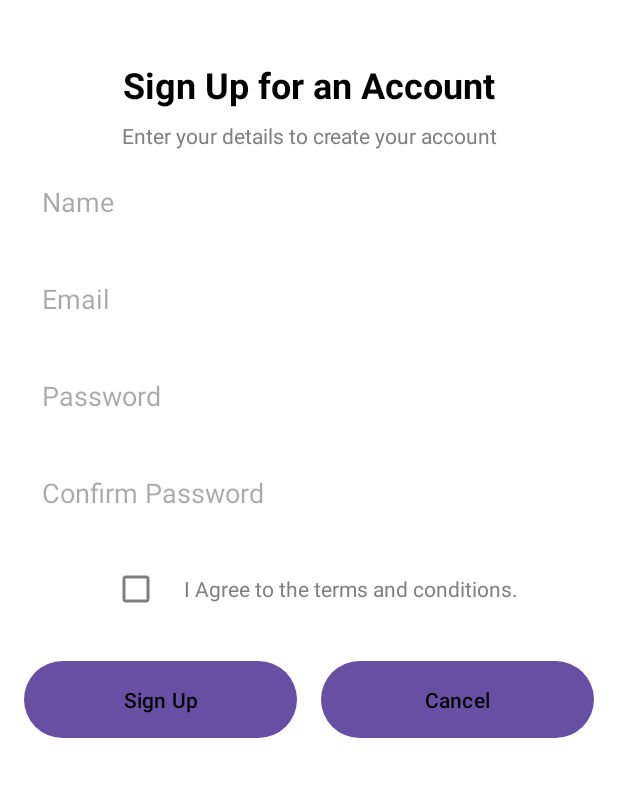
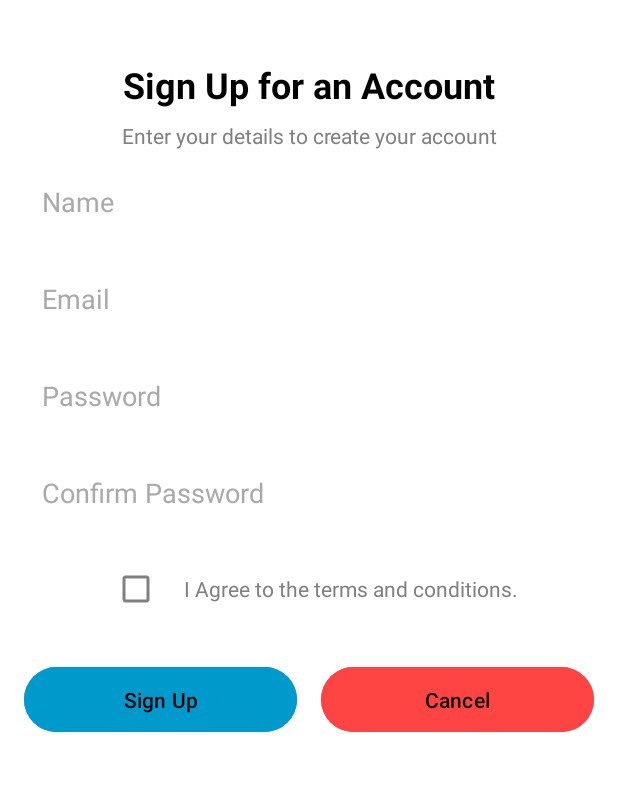
Before and after one commit to Sathira-Wijeratne/SPSH-Ecommerce-Application, an Android app: the CustomerSignUpActivity screen opened directly, with no data from a screen before it, on a phone screen of 412 x 824 dp, the part 204-1001 px from its top. Run offline under Robolectric (Android 15) with nearby library versions, the phone set to English and light mode, and no system bars.

Commit message:
Button colours changed.

```diff
--- a/MobileApplication/app/src/main/res/layout/customer_sign_up.xml
+++ b/MobileApplication/app/src/main/res/layout/customer_sign_up.xml
@@ -27,9 +27,8 @@
                 android:layout_gravity="center"
                 android:contentDescription="Sign up logo"
                 android:layout_marginBottom="16dp"/>
+
             <!-- Title Text -->
-
-
             <TextView
                 android:id="@+id/signupTitle"
                 android:layout_width="wrap_content"
@@ -60,6 +59,7 @@
                 android:inputType="textPersonName"
                 android:layout_marginTop="10dp"
                 android:background="@drawable/edittext_background"
+                android:textColorHint="@android:color/darker_gray"
                 android:padding="12dp"/>
 
             <!-- Email Input -->
@@ -71,6 +71,7 @@
                 android:inputType="textEmailAddress"
                 android:layout_marginTop="16dp"
                 android:background="@drawable/edittext_background"
+                android:textColorHint="@android:color/darker_gray"
                 android:padding="12dp"/>
 
             <!-- Password Input -->
@@ -82,6 +83,7 @@
                 android:inputType="textPassword"
                 android:layout_marginTop="16dp"
                 android:background="@drawable/edittext_background"
+                android:textColorHint="@android:color/darker_gray"
                 android:padding="12dp"/>
 
             <!-- Confirm Password Input -->
@@ -93,6 +95,7 @@
                 android:inputType="textPassword"
                 android:layout_marginTop="16dp"
                 android:background="@drawable/edittext_background"
+                android:textColorHint="@android:color/darker_gray"
                 android:padding="12dp"/>
 
             <!-- Terms and Conditions CheckBox -->
@@ -134,10 +137,10 @@
                     android:layout_height="wrap_content"
                     android:layout_weight="1"
                     android:text="Sign Up"
-                    android:backgroundTint="@color/yellow_500"
                     android:textColor="@color/black"
                     android:padding="12dp"
-                    android:background="@drawable/rounded_yellow_button"/>
+                    android:backgroundTint="@android:color/holo_blue_dark"
+                />
 
                 <!-- Cancel Button -->
                 <Button
@@ -146,11 +149,10 @@
                     android:layout_height="wrap_content"
                     android:layout_weight="1"
                     android:text="Cancel"
-                    android:backgroundTint="@color/gray"
-                    android:textColor="@color/black"
-                    android:padding="12dp"
-                    android:background="@drawable/rounded_button_background"
-                    android:layout_marginStart="16dp"/>
+                    android:backgroundTint="@android:color/holo_red_light"
+                android:textColor="@color/black"
+                android:padding="12dp"
+                android:layout_marginStart="16dp"/>
             </LinearLayout>
 
         </LinearLayout>
```
